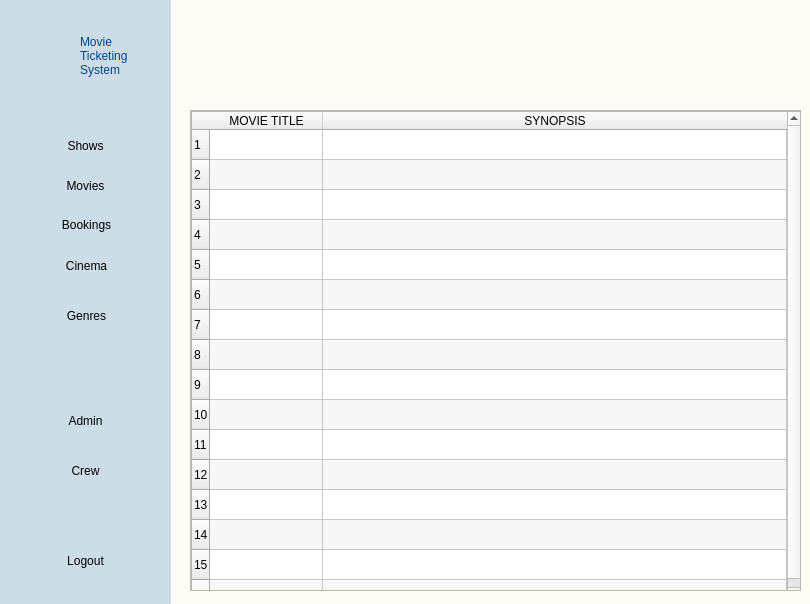
The window that Ui_Files/movie_list.ui (edejeed/Movie-Ticketing) describes before a commit, drawn with Qt 5.
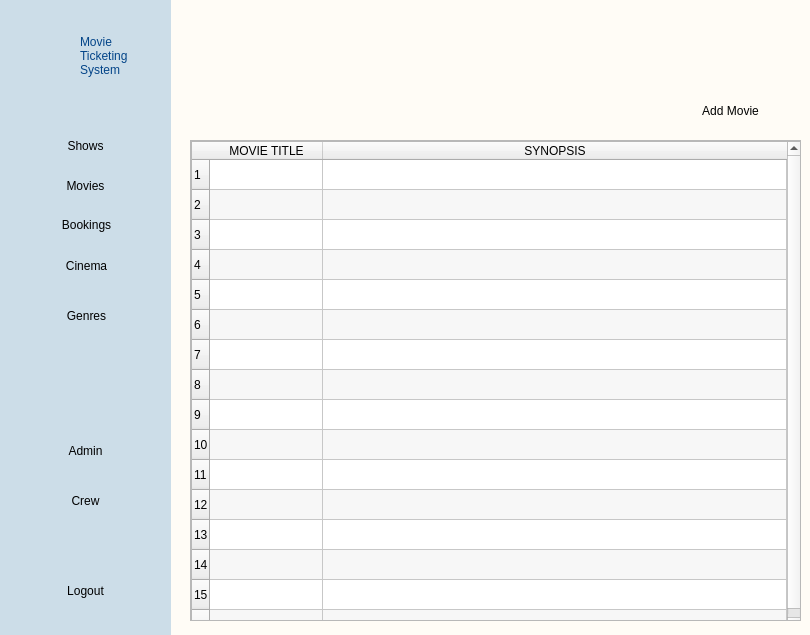
The same window after the commit. Icons and pictures are not drawn.

Commit message: crew and admin list

What changed in the file:
```diff
--- a/Ui_Files/movie_list.ui
+++ b/Ui_Files/movie_list.ui
@@ -7,7 +7,7 @@
     <x>0</x>
     <y>0</y>
     <width>810</width>
-    <height>604</height>
+    <height>635</height>
    </rect>
   </property>
   <property name="windowTitle">
@@ -20,7 +20,7 @@
       <x>0</x>
       <y>0</y>
       <width>171</width>
-      <height>611</height>
+      <height>641</height>
      </rect>
     </property>
     <property name="styleSheet">
@@ -85,7 +85,7 @@
      <property name="geometry">
       <rect>
        <x>20</x>
-       <y>540</y>
+       <y>570</y>
        <width>131</width>
        <height>41</height>
       </rect>
@@ -111,7 +111,7 @@
      <property name="geometry">
       <rect>
        <x>20</x>
-       <y>400</y>
+       <y>430</y>
        <width>131</width>
        <height>41</height>
       </rect>
@@ -148,7 +148,7 @@
      <property name="geometry">
       <rect>
        <x>20</x>
-       <y>450</y>
+       <y>480</y>
        <width>131</width>
        <height>41</height>
       </rect>
@@ -373,7 +373,7 @@
       <x>160</x>
       <y>0</y>
       <width>651</width>
-      <height>611</height>
+      <height>641</height>
      </rect>
     </property>
     <property name="styleSheet">
@@ -388,7 +388,7 @@
      <property name="geometry">
       <rect>
        <x>30</x>
-       <y>110</y>
+       <y>140</y>
        <width>611</width>
        <height>481</height>
       </rect>
@@ -509,6 +509,45 @@
       <bool>true</bool>
      </property>
     </widget>
+    <widget class="QPushButton" name="addMovie">
+     <property name="geometry">
+      <rect>
+       <x>520</x>
+       <y>90</y>
+       <width>101</width>
+       <height>41</height>
+      </rect>
+     </property>
+     <property name="cursor">
+      <cursorShape>PointingHandCursor</cursorShape>
+     </property>
+     <property name="styleSheet">
+      <string notr="true">#addTicket{
+border: 1px white;
+border-radius: 10px;
+}
+
+#addTicket:hover{
+background-color: rgb(236, 236, 236);
+}</string>
+     </property>
+     <property name="text">
+      <string>Add Movie</string>
+     </property>
+     <property name="icon">
+      <iconset>
+       <normaloff>../img/addticket.png</normaloff>../img/addticket.png</iconset>
+     </property>
+     <property name="iconSize">
+      <size>
+       <width>30</width>
+       <height>30</height>
+      </size>
+     </property>
+     <property name="flat">
+      <bool>true</bool>
+     </property>
+    </widget>
    </widget>
    <zorder>mainBG</zorder>
    <zorder>navigationBG</zorder>
```
The commit also changes 13 other files.
